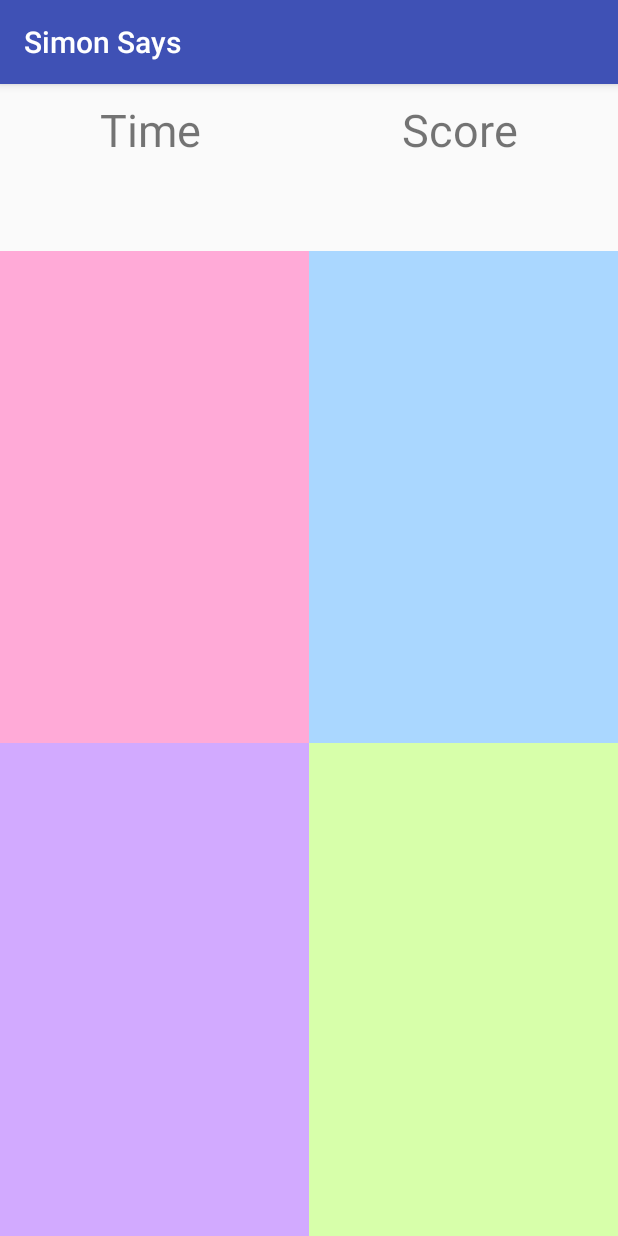
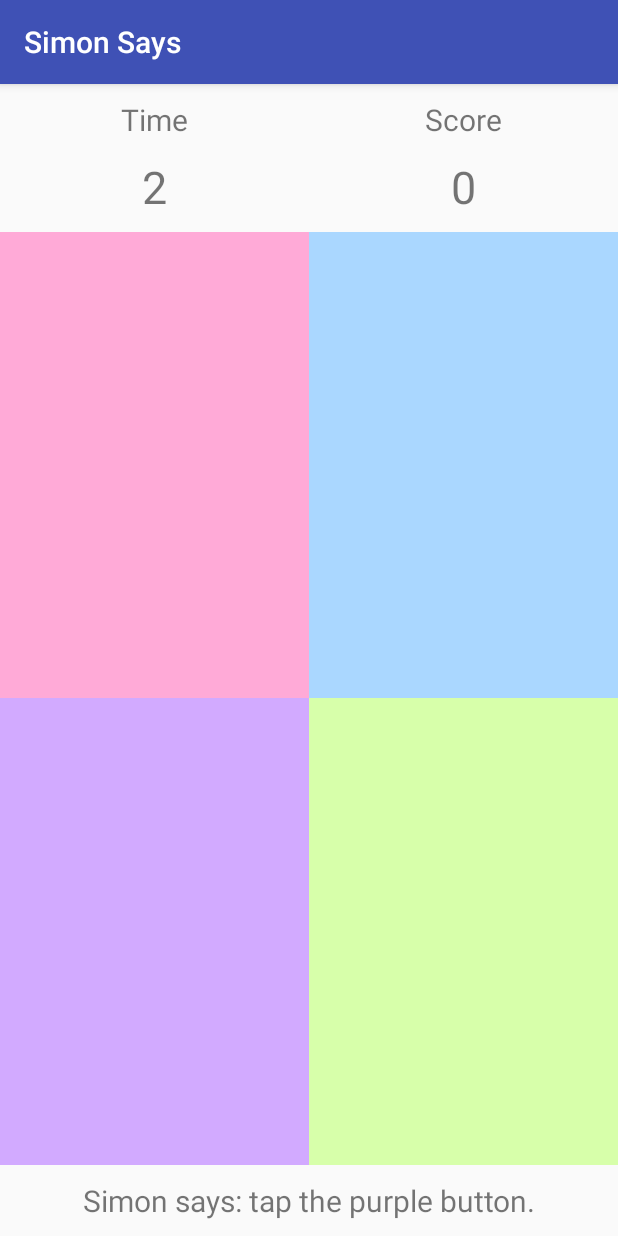
Before and after one commit to anne-zou/Simon-Says, an Android app: the screen it shows after launch (MainActivity), after a tap on an icon or button, on a phone screen of 412 x 824 dp. Run offline under Robolectric (Android 15) with nearby library versions, the phone set to English and light mode, and no system bars.

Commit message:
Fixed crashes

```diff
--- a/app/src/main/java/com/example/supremeruler/simonsays/MainActivity.java
+++ b/app/src/main/java/com/example/supremeruler/simonsays/MainActivity.java
@@ -6,47 +6,100 @@ import android.os.Bundle;
 import android.view.View;
 import android.widget.Button;
 import android.widget.TextView;
+import android.widget.Toast;
 
+import java.util.Random;
 
 public class MainActivity extends AppCompatActivity {
 
-    Button b1;
-    Button b2;
-    Button b3;
-    Button b4;
+    TextView simonSays;
+    TextView scoreText;
+    TextView timeText;
 
-    Button[] buttons = new Button[4];
+    CountDownTimer timer;
 
-    TextView time;
-    CountDownTimer countDownTimer;
+    Random random = new Random();
 
+    Button[] b = new Button[4];
+    String[] color = {"pink", "blue", "purple", "green"};
+
+    boolean gameOver = true;
     int score = 0;
+    int curButtonIndex;
 
+    String whatToSay(int curButtonIndex) {
+        return "Simon says: tap the " + color[curButtonIndex] + " button.";
+    }
+
+    void nextButton() {
+        curButtonIndex = random.nextInt(4);
+        simonSays.setText(whatToSay(curButtonIndex));
+    }
+
+    void startNewGame() {
+        gameOver = false;
+        score = 0;
+        scoreText.setText("" + score);
+        nextButton();
+        timer.start();
+    }
 
     @Override
     protected void onCreate(Bundle savedInstanceState) {
         super.onCreate(savedInstanceState);
         setContentView(R.layout.activity_main);
 
+        // initialize Button objects
+        b[0] = (Button) findViewById(R.id.Button1);
+        b[1] = (Button) findViewById(R.id.Button2);
+        b[2] = (Button) findViewById(R.id.Button3);
+        b[3] = (Button) findViewById(R.id.Button4);
+
+        // initialize TextView objects
+        simonSays = (TextView) findViewById(R.id.simonSays);
+        scoreText = (TextView) findViewById(R.id.score);
+        timeText = (TextView) findViewById(R.id.time);
+
+        simonSays.setText("Tap any button to start the game.");
+
+        // initialize the CountDownTimer
+        timer = new CountDownTimer(4000, 1000) {
+            public void onTick(long millisUntilFinished) {
+                // update the time
+                String timeLeft = Long.toString(millisUntilFinished / 1000);
+                timeText.setText("" + timeLeft);
+            }
+            public void onFinish() { // time's up!
+                gameOver = true;
+                timeText.setText("0");
+                Toast.makeText(getApplicationContext(), "Time's Up!", Toast.LENGTH_SHORT).show();
+                simonSays.setText("Tap any button to play again.");
+            }
+        };
     }
 
     public void onClick(View view){
-        int s = view.getId();
-        if (isCorrect(view)) {
-            score++;
-            resetInstructions();
-            resetTimer();
+        if (gameOver) {
+            startNewGame();
         } else {
-            // Game Over
+            int idViewClicked = view.getId();
+
+            if (idViewClicked == b[curButtonIndex].getId()) { // correct button clicked
+
+                // update score
+                ++score;
+                scoreText.setText("" + score);
+
+                nextButton();
+                timer.start();
+
+            } else {
+                // wrong button clicked
+                gameOver = true;
+                timer.cancel();
+                Toast.makeText(getApplicationContext(), "Wrong Button!", Toast.LENGTH_SHORT).show();
+                simonSays.setText("Tap any button to play again.");
+            }
         }
     }
-
-    boolean isCorrect(View view){
-        return true;
-    }
-
-    void resetInstructions(){};
-    void resetTimer(){};
-
-
 }
--- a/app/src/main/res/layout/activity_main.xml
+++ b/app/src/main/res/layout/activity_main.xml
@@ -11,25 +11,28 @@
     <LinearLayout
         android:layout_width="match_parent"
         android:layout_height="wrap_content"
-        android:orientation="horizontal"
-        android:paddingTop="10dp">
+        android:orientation="horizontal">
 
         <!--Text that says "Time (seconds)"-->
         <TextView
-            android:layout_width="wrap_content"
+            android:layout_width="0dp"
             android:layout_height="wrap_content"
             android:gravity="center_horizontal"
             android:text="@string/Time"
             android:layout_weight="1"
-            android:textSize="30dp"/>
+            android:textSize="20sp"
+            android:paddingTop="10dp"
+            android:paddingBottom="5dp"/>
         <!--Text that says "Score"-->
         <TextView
-            android:layout_width="wrap_content"
+            android:layout_width="0dp"
             android:layout_height="wrap_content"
             android:gravity="center_horizontal"
             android:text="@string/Score"
             android:layout_weight="1"
-            android:textSize="30dp"/>
+            android:textSize="20sp"
+            android:paddingTop="10dp"
+            android:paddingBottom="5dp"/>
 
     </LinearLayout>
 
@@ -37,38 +40,42 @@
     <LinearLayout
         android:layout_width="match_parent"
         android:layout_height="wrap_content"
-        android:orientation="horizontal"
-        android:paddingTop="10dp"
-        android:paddingBottom="10dp">
+        android:orientation="horizontal">
 
         <!--Text that shows the time left-->
         <TextView
-            android:layout_width="wrap_content"
+            android:layout_width="0dp"
             android:layout_height="wrap_content"
             android:layout_weight="1"
-            android:textSize="30dp"
+            android:textSize="30sp"
             android:gravity="center_horizontal"
-            android:id="@+id/time"/>
+            android:text="0"
+            android:id="@+id/time"
+            android:paddingTop="5dp"
+            android:paddingBottom="10dp"/>
         <!--Text that shows the score-->
         <TextView
-            android:layout_width="wrap_content"
+            android:layout_width="0dp"
             android:layout_height="wrap_content"
             android:gravity="center_horizontal"
-            android:textSize="30dp"
+            android:textSize="30sp"
             android:layout_weight="1"
-            android:id="@+id/score"/>
+            android:text="0"
+            android:id="@+id/score"
+            android:paddingTop="5dp"
+            android:paddingBottom="10dp"/>
 
     </LinearLayout>
 
     <!--First row of buttons-->
     <LinearLayout
         android:layout_width="match_parent"
-        android:layout_height="wrap_content"
-        android:orientation="horizontal"
-        android:layout_weight="2">
+        android:layout_height="0dp"
+        android:layout_weight="2"
+        android:orientation="horizontal">
 
         <Button
-            android:layout_width="wrap_content"
+            android:layout_width="0dp"
             android:layout_height="match_parent"
             android:layout_weight="1"
             android:background="#ffaad7"
@@ -76,7 +83,7 @@
             android:onClick="onClick"
             />
         <Button
-            android:layout_width="wrap_content"
+            android:layout_width="0dp"
             android:layout_height="match_parent"
             android:layout_weight="1"
             android:background="#aad7ff"
@@ -89,19 +96,19 @@
     <!--Second row of buttons-->
     <LinearLayout
         android:layout_width="match_parent"
-        android:layout_height="wrap_content"
+        android:layout_height="0dp"
         android:orientation="horizontal"
         android:layout_weight="2">
 
         <Button
-            android:layout_width="wrap_content"
+            android:layout_width="0dp"
             android:layout_height="match_parent"
             android:layout_weight="1"
             android:background="#d2aaff"
             android:id="@+id/Button3"
             android:onClick="onClick"/>
         <Button
-            android:layout_width="wrap_content"
+            android:layout_width="0dp"
             android:layout_height="match_parent"
             android:layout_weight="1"
             android:background="#d7ffaa"
@@ -110,4 +117,13 @@
 
     </LinearLayout>
 
+    <TextView
+        android:layout_width="match_parent"
+        android:layout_height="wrap_content"
+        android:gravity="center"
+        android:paddingTop="10dp"
+        android:paddingBottom="10dp"
+        android:textSize="20sp"
+        android:id="@+id/simonSays"/>
+
 </LinearLayout>
```
